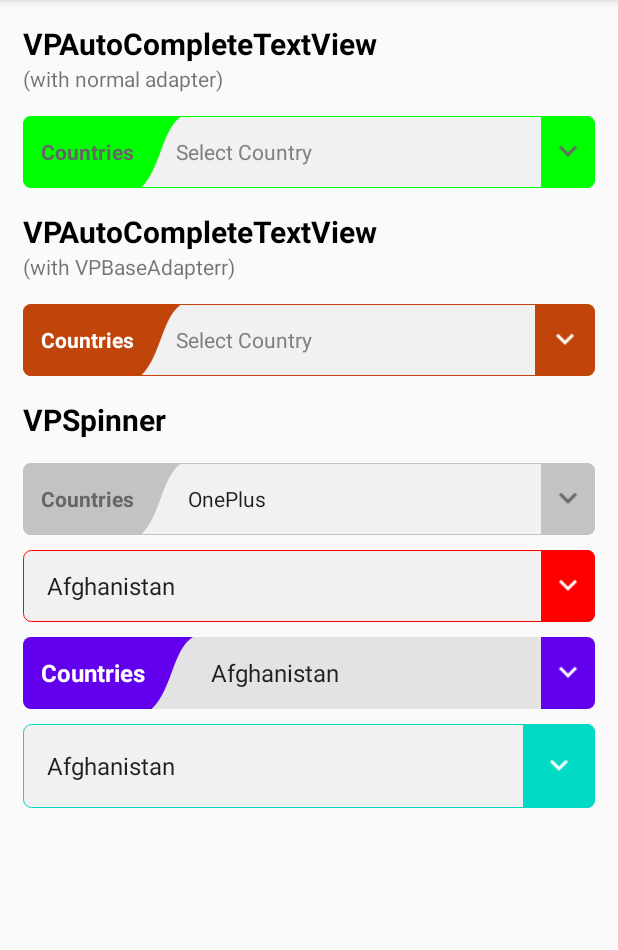
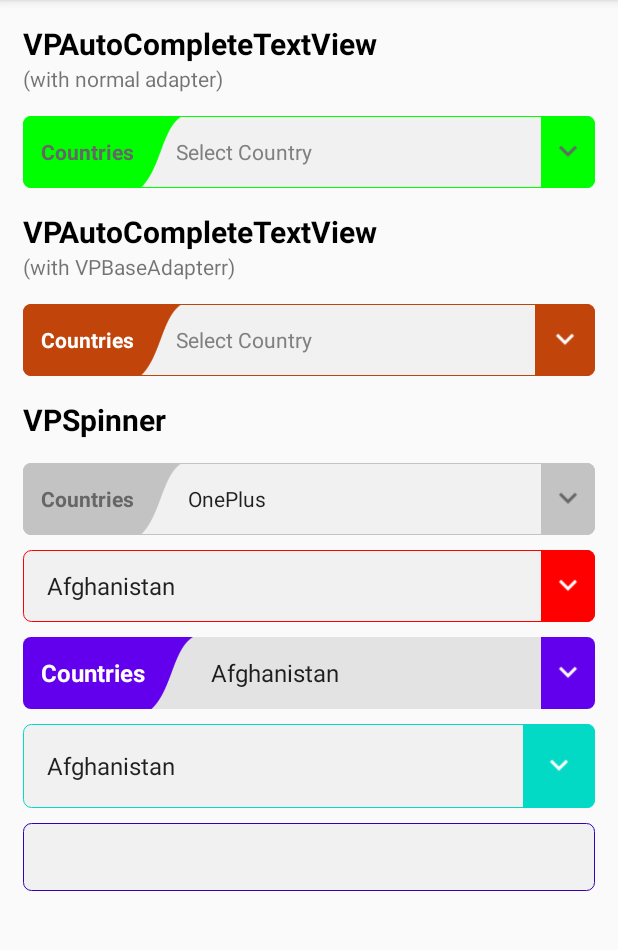
Before and after one commit to VrUnd14/VPAwesomeWidgets, an Android app: the screen it shows after launch (MainActivity), on a phone screen of 412 x 824 dp, the part 84-1034 px from its top. Run offline under Robolectric (Android 15) with nearby library versions, the phone set to English and light mode, and no system bars.

```diff
--- a/VPAwesomeWidgets/bintray.gradle
+++ b/VPAwesomeWidgets/bintray.gradle
@@ -1,6 +1,6 @@
 apply plugin: 'com.jfrog.bintray'
 
-version = '1.1.1' //YOUR LIBRARY VERSION
+version = '1.1.2' //YOUR LIBRARY VERSION
 
 task sourcesJar(type: Jar) {
     from android.sourceSets.main.java.srcDirs
--- /dev/null
+++ b/VPAwesomeWidgets/src/main/java/awesome/vrund/vpawesomewidgets/VPEditText.kt
@@ -0,0 +1,70 @@
+package awesome.vrund.vpawesomewidgets
+
+import android.content.Context
+import android.graphics.Color
+import android.graphics.drawable.GradientDrawable
+import android.util.AttributeSet
+import androidx.appcompat.widget.AppCompatEditText
+import androidx.core.graphics.ColorUtils
+
+class VPEditText @JvmOverloads constructor( context: Context, attrs: AttributeSet? = null, defStyleAttr: Int = android.R.attr.editTextStyle) : AppCompatEditText(context, attrs, defStyleAttr) {
+
+    private val mContext = context
+
+    private var backColor = 0xFFF1F1F1.toInt()
+    private var hasBorder = true
+
+    private var borderColor = 0xFFc3c3c3.toInt()
+    private var enable = true
+
+    init {
+        this.setBackgroundResource(R.drawable.vp_auto_back)
+        val parent = mContext.obtainStyledAttributes(attrs, R.styleable.VPEditText)
+
+        backColor = parent.getColor(R.styleable.VPEditText_et_backColor, backColor)
+        hasBorder = parent.getBoolean(R.styleable.VPEditText_et_hasBorder, hasBorder)
+
+        borderColor = parent.getColor(R.styleable.VPEditText_et_borderColor, borderColor)
+        enable = parent.getBoolean(R.styleable.VPEditText_et_enable, enable)
+
+        parent.recycle()
+
+        updateUI()
+    }
+
+    private fun updateUI() {
+        val tinColor = borderColor.takeIf { enable } ?: ColorUtils.blendARGB(borderColor, Color.WHITE,0.6f)
+
+        // Main
+        val mainGD = this.background as GradientDrawable
+        mainGD.setColor(backColor)
+        if (hasBorder)
+            mainGD.setStroke(1, tinColor)
+        else
+            mainGD.setStroke(0, tinColor)
+        this.background = mainGD
+        this.isEnabled = enable
+    }
+
+    fun setBackColor(color: Int) {
+        backColor = color
+        updateUI()
+    }
+
+    fun getBackColor(): Int {
+        return backColor
+    }
+
+    fun setBoarderColor(color: Int) {
+        borderColor = color
+        updateUI()
+    }
+
+    fun getBorderColor(): Int {
+        return borderColor
+    }
+
+    fun isEnable(): Boolean {
+        return enable
+    }
+}
--- a/app/src/main/res/layout/activity_main.xml
+++ b/app/src/main/res/layout/activity_main.xml
@@ -1,12 +1,16 @@
 <?xml version="1.0" encoding="utf-8"?>
-<LinearLayout xmlns:android="http://schemas.android.com/apk/res/android"
+<androidx.core.widget.NestedScrollView xmlns:android="http://schemas.android.com/apk/res/android"
     xmlns:app="http://schemas.android.com/apk/res-auto"
     xmlns:tools="http://schemas.android.com/tools"
     android:layout_width="match_parent"
     android:layout_height="match_parent"
+    tools:context=".MainActivity">
+
+    <LinearLayout
+        android:layout_width="match_parent"
+        android:layout_height="wrap_content"
         android:orientation="vertical"
-    android:padding="15dp"
-    tools:context=".MainActivity">
+        android:padding="15dp">
 
         <TextView
             android:layout_width="wrap_content"
@@ -27,8 +31,8 @@
             android:layout_width="match_parent"
             android:layout_height="48dp"
             android:layout_marginTop="15dp"
+            app:act_array="@array/test"
             app:act_hasLabel="true"
-        app:act_array="@array/test"
             app:act_hint="Select Country"
             app:act_labelText="Countries"
             app:act_tint="#00ff00" />
@@ -58,8 +62,8 @@
             app:act_hasLabel="true"
             app:act_hint="Select Country"
             app:act_labelText="Countries"
+            app:act_labelTextColor="@android:color/white"
             app:act_textAllCaps="true"
-        app:act_labelTextColor="@android:color/white"
             app:act_tint="#c1450b" />
 
         <TextView
@@ -76,8 +80,8 @@
             android:layout_width="match_parent"
             android:layout_height="48dp"
             android:layout_marginTop="15dp"
+            app:sp_array="@array/test"
             app:sp_hasLabel="true"
-        app:sp_array="@array/test"
             app:sp_labelText="Countries" />
 
         <awesome.vrund.vpawesomewidgets.VPSpinner
@@ -112,4 +116,12 @@
             app:sp_dropSize="48dp"
             app:sp_hasLabel="false"
             app:sp_tint="@color/colorAccent" />
+
+        <awesome.vrund.vpawesomewidgets.VPEditText
+            android:id="@+id/editTxt"
+            android:layout_width="match_parent"
+            android:layout_height="wrap_content"
+            android:layout_marginTop="10dp"
+            app:et_borderColor="@color/colorPrimaryDark" />
     </LinearLayout>
+</androidx.core.widget.NestedScrollView>
```
Also changed, not shown: VPAwesomeWidgets/src/main/res/values/attrs.xml (+8 -0 lines). Lines whose indentation alone changed are shown as unchanged.
